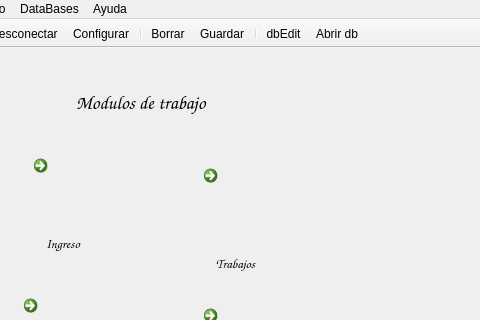
Old version of the form mainwindow.ui in the repository Matias2178/Sistema_Postventa; both pictures show x 94 to 574 and y 0 to 320 of the 574 by 510 pixel window.
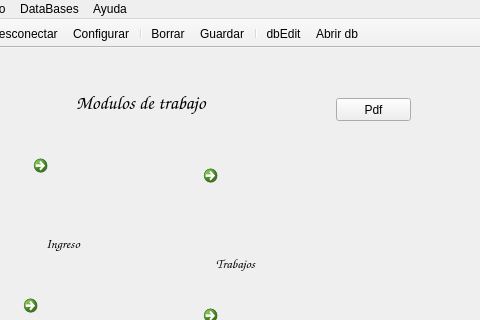
New version of the form. Icons and pictures are not drawn.

What changed in the file:
```diff
--- a/mainwindow.ui
+++ b/mainwindow.ui
@@ -221,6 +221,19 @@
      <string>Busqueda</string>
     </property>
    </widget>
+   <widget class="QPushButton" name="Pdf">
+    <property name="geometry">
+     <rect>
+      <x>430</x>
+      <y>50</y>
+      <width>75</width>
+      <height>23</height>
+     </rect>
+    </property>
+    <property name="text">
+     <string>Pdf</string>
+    </property>
+   </widget>
   </widget>
   <widget class="QMenuBar" name="menuBar">
    <property name="geometry">
```
